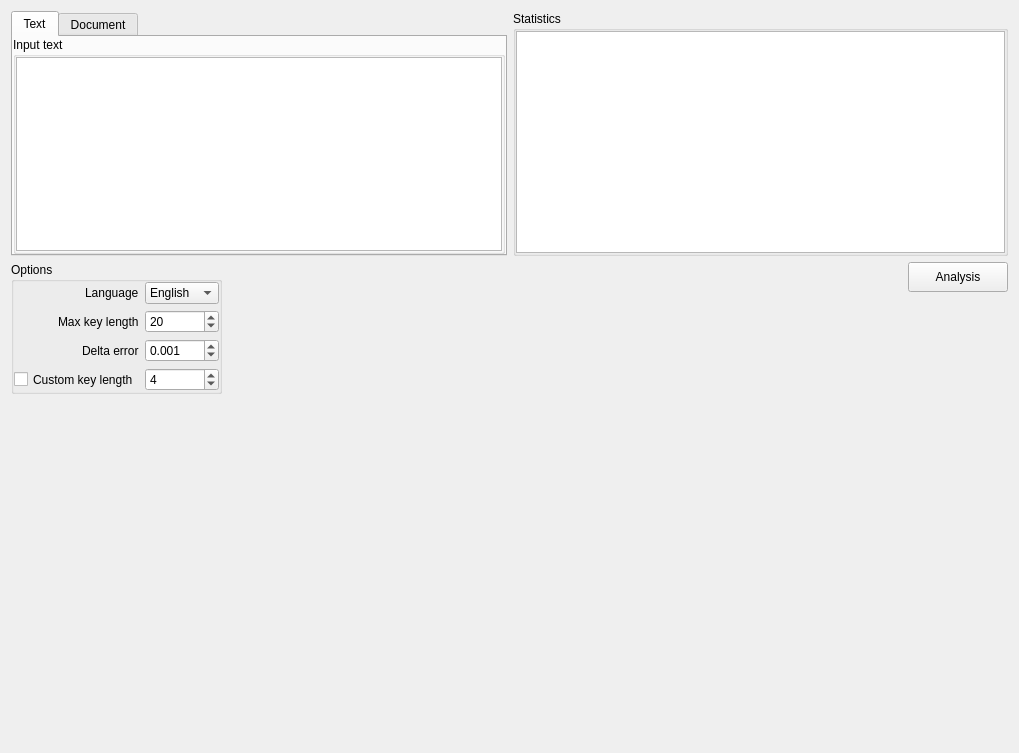
Above: src/gui/cryptotools/index_of_coincidence/ic.ui from vasilypht/crypto-methods before the change. Below: the same form after it.
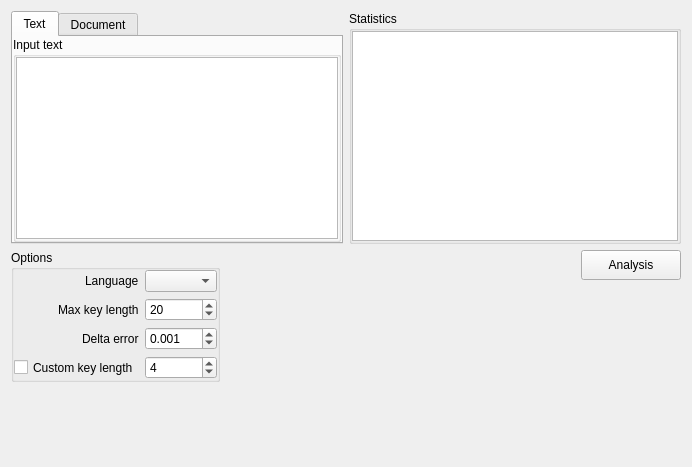
That is the form after the change.

Commit message: Made the combobox dependent on the ALPHABETS_TABLE constant

Patch:
```diff
--- a/src/gui/cryptotools/index_of_coincidence/ic.ui
+++ b/src/gui/cryptotools/index_of_coincidence/ic.ui
@@ -6,8 +6,8 @@
    <rect>
     <x>0</x>
     <y>0</y>
-    <width>1019</width>
-    <height>753</height>
+    <width>692</width>
+    <height>467</height>
    </rect>
   </property>
   <property name="windowTitle">
@@ -169,18 +169,7 @@
              </widget>
             </item>
             <item row="0" column="1">
-             <widget class="QComboBox" name="combo_box_lang">
-              <item>
-               <property name="text">
-                <string>English</string>
-               </property>
-              </item>
-              <item>
-               <property name="text">
-                <string>Russian</string>
-               </property>
-              </item>
-             </widget>
+             <widget class="QComboBox" name="combo_box_lang"/>
             </item>
             <item row="1" column="0">
              <widget class="QLabel" name="label_max_key_length">
```
The commit also changes 2 other files.
